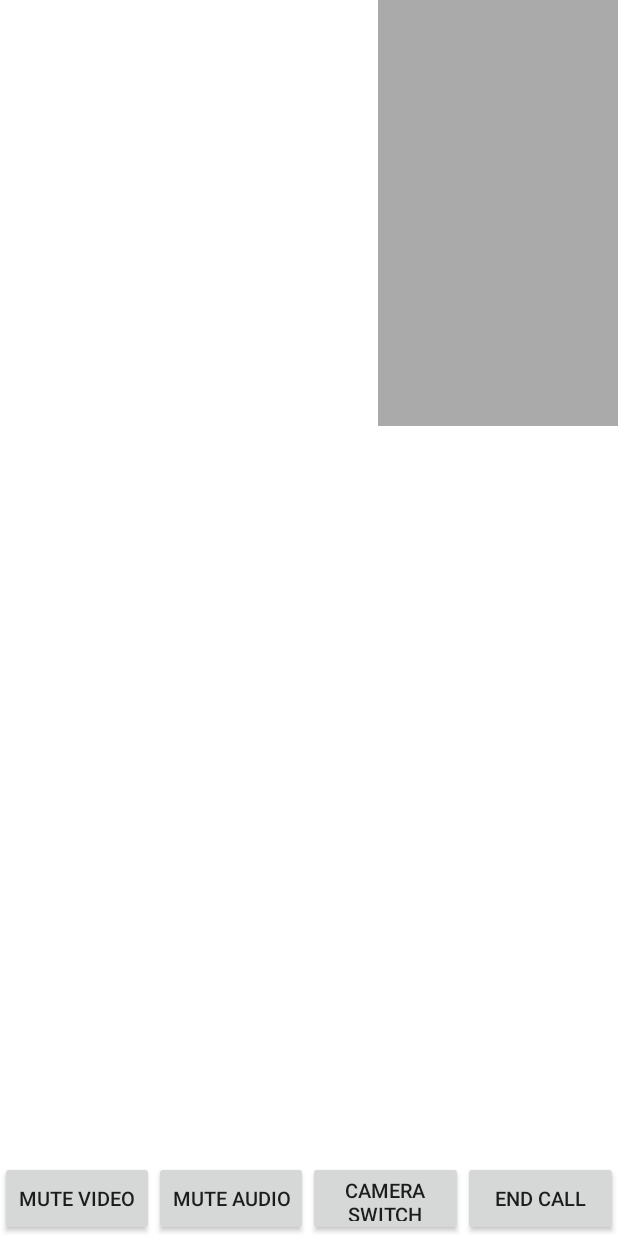
After one commit to lnooyen40/Telemedicine-App, an Android app: the VideoChatViewActivity screen opened directly, with no data from a screen before it, on a phone screen of 412 x 824 dp. The commit adds this screen. Run offline under Robolectric (Android 15) with nearby library versions, the phone set to English and light mode, and no system bars; libraries missing offline, so code that uses them is left out: io.agora.rtc; 1 statement that could not run was skipped.

Commit message:
UPDATED VIDEO CHAT

```diff
--- a/app/build.gradle
+++ b/app/build.gradle
@@ -4,7 +4,7 @@ android {
     compileSdkVersion 28
     defaultConfig {
         applicationId "cs4322.project.telemedicineapp"
-        minSdkVersion 15
+        minSdkVersion 16
         targetSdkVersion 28
         versionCode 1
         versionName "1.0"
@@ -34,6 +34,7 @@ dependencies {
     implementation 'com.google.firebase:firebase-core:16.0.4'
     implementation 'com.google.firebase:firebase-database:16.0.3'
     implementation 'com.android.support:recyclerview-v7:28.0.0'
+    implementation 'io.agora.rtc:full-sdk:2.3.1'
 }
 
 apply plugin: 'com.google.gms.google-services'
--- /dev/null
+++ b/app/src/main/res/layout/activity_video_chat_view.xml
@@ -0,0 +1,78 @@
+<?xml version="1.0" encoding="UTF-8"?>
+<RelativeLayout xmlns:android="http://schemas.android.com/apk/res/android"
+    xmlns:tools="http://schemas.android.com/tools"
+    android:id="@+id/activity_video_chat_view"
+    android:layout_width="match_parent"
+    android:layout_height="match_parent"
+    tools:context=".VideoChatViewActivity">
+
+    <FrameLayout
+        android:id="@+id/remote_video_view_container"
+        android:layout_width="match_parent"
+        android:layout_height="match_parent"
+        android:background="@android:color/white" />
+
+    <FrameLayout
+        android:id="@+id/local_video_view_container"
+        android:layout_width="160dp"
+        android:layout_height="284dp"
+        android:layout_alignParentEnd="true"
+        android:layout_alignParentRight="true"
+        android:layout_alignParentTop="true"
+        android:background="@android:color/darker_gray" />
+
+    <LinearLayout
+        android:layout_width="match_parent"
+        android:layout_height="wrap_content"
+        android:layout_alignParentBottom="true"
+        android:orientation="vertical">
+
+        <LinearLayout
+            android:layout_width="match_parent"
+            android:layout_height="50dp"
+            android:orientation="horizontal">
+
+            <Button
+                android:id="@+id/video_muteBtn"
+                android:layout_width="0dp"
+                android:layout_height="match_parent"
+                android:layout_weight="20"
+                android:onClick="onLocalVideoMuteClicked"
+                android:scaleType="centerInside"
+                android:text="Mute Video"
+                android:textSize="13sp" />
+
+            <Button
+                android:id="@+id/muteAudioBtn"
+                android:layout_width="0dp"
+                android:layout_height="match_parent"
+                android:layout_weight="20"
+                android:onClick="onLocalAudioMuteClicked"
+                android:scaleType="centerInside"
+                android:text="Mute Audio"
+                android:textSize="13sp" />
+
+            <Button
+                android:id="@+id/switchCameraBtn"
+                android:layout_width="0dp"
+                android:layout_height="match_parent"
+                android:layout_weight="20"
+                android:onClick="onSwitchCameraClicked"
+                android:scaleType="centerInside"
+                android:text="Camera Switch"
+                android:textSize="13sp" />
+
+            <Button
+                android:layout_width="0dp"
+                android:layout_height="match_parent"
+                android:layout_weight="20"
+                android:onClick="onEndCallClicked"
+                android:scaleType="centerInside"
+                android:text="End Call"
+                android:textSize="13sp" />
+
+        </LinearLayout>
+
+    </LinearLayout>
+
+</RelativeLayout>
--- a/app/src/main/res/values/strings.xml
+++ b/app/src/main/res/values/strings.xml
@@ -21,4 +21,5 @@
     <string name="successRegistration">Successful Registration</string>
     <string name="title_activity_patient_home">patientHomeActivity</string>
     <string name="title_activity_chat">Chat</string>
+    <string name="private_app_id">8d0d405d01a340bca7f0269a4a7224bf</string>
 </resources>
```
Also changed, not shown: app/src/main/AndroidManifest.xml (+17 -1 lines), app/src/main/java/cs4322/project/telemedicineapp/Homescreen.java (+36 -2 lines), app/src/main/java/cs4322/project/telemedicineapp/VideoChatViewActivity.java (added, +254 -0 lines), app/src/main/java/cs4322/project/telemedicineapp/model/Patient.java (+2 -5 lines), 10 other files.
